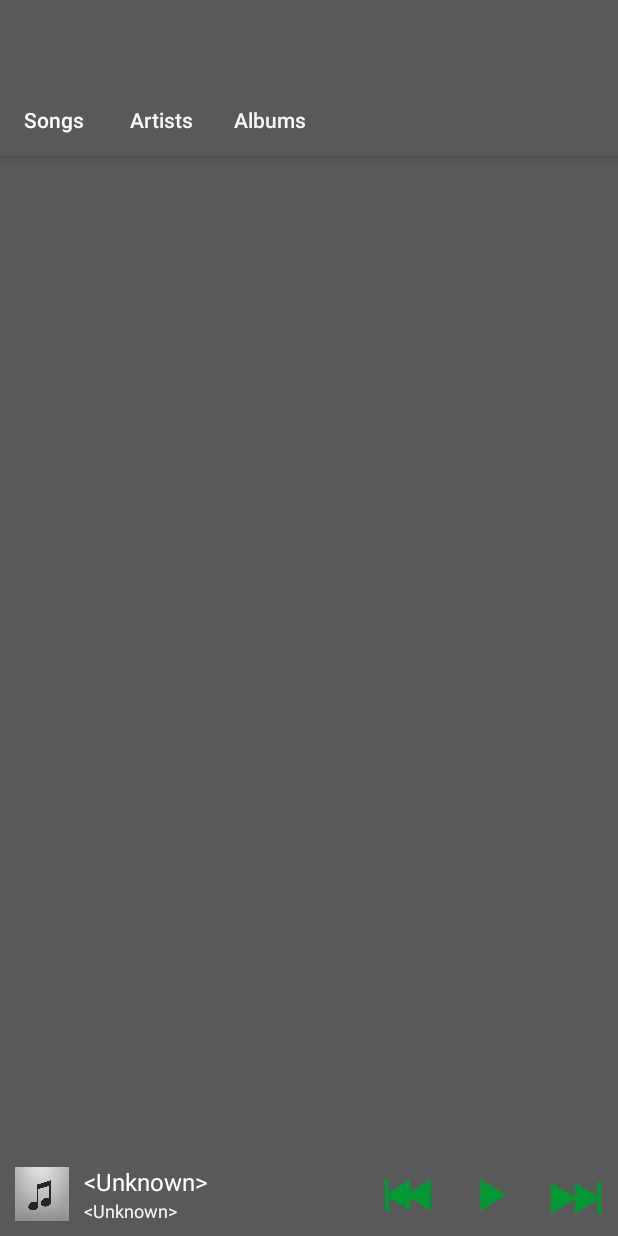
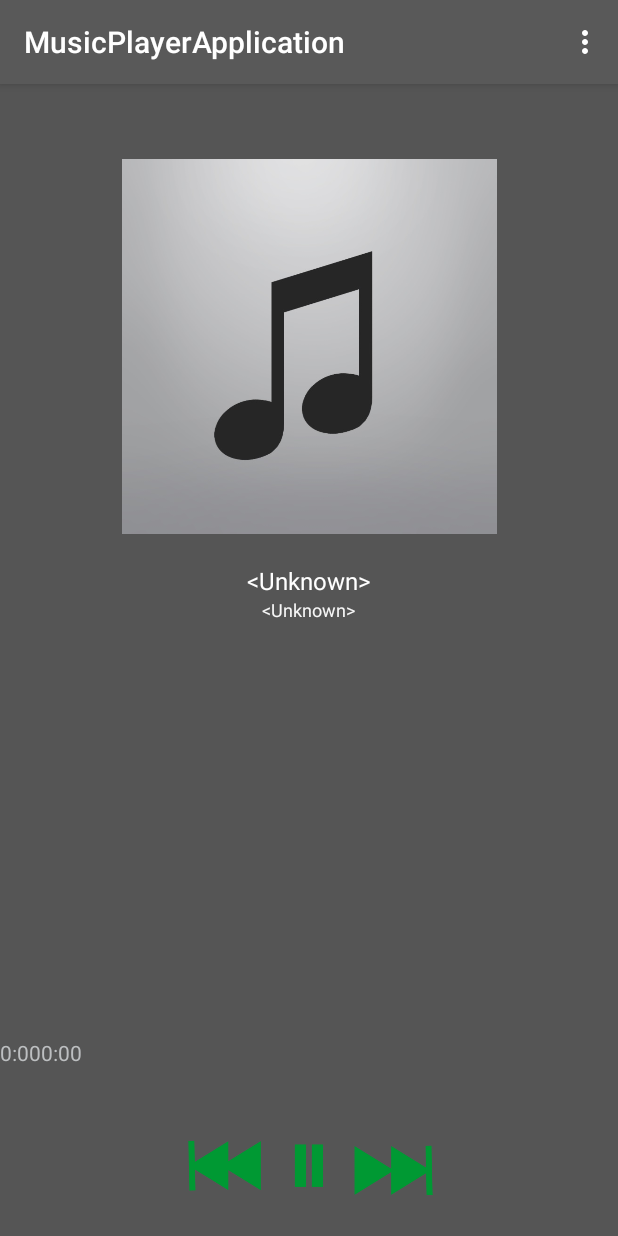
Before and after one commit to GambitBen/MusicPlayerApplication, an Android app: the screen it shows after launch (MainActivity before the commit, PlayerDetailActivity after it), after a tap on an icon or button, on a phone screen of 412 x 824 dp. Run offline under Robolectric (Android 15) with nearby library versions, the phone set to English and light mode, and no system bars; 5 statements that could not run were skipped.

Commit message:
activity player detail

```diff
--- /dev/null
+++ b/app/src/main/java/com/musicplayer/yorai/musicplayerapplication/Logic/Tools.java
@@ -0,0 +1,180 @@
+package com.musicplayer.yorai.musicplayerapplication.Logic;
+
+import android.app.Activity;
+import android.content.Context;
+import android.content.Intent;
+import android.content.res.Resources;
+import android.content.res.TypedArray;
+import android.graphics.Color;
+import android.graphics.PorterDuff;
+import android.graphics.drawable.Drawable;
+import android.os.Build;
+import android.support.annotation.ColorInt;
+import android.util.DisplayMetrics;
+import android.util.TypedValue;
+import android.view.Display;
+import android.view.Menu;
+import android.view.Window;
+import android.view.WindowManager;
+
+import com.musicplayer.yorai.musicplayerapplication.R;
+
+public class Tools {
+//    private static float getAPIVerison() {
+//
+//        Float f = null;
+//        try {
+//            StringBuilder strBuild = new StringBuilder();
+//            strBuild.append(android.os.Build.VERSION.RELEASE.substring(0, 2));
+//            f = new Float(strBuild.toString());
+//        } catch (NumberFormatException e) {
+//            Log.e("", e.getMessage());
+//        }
+//
+//        return f.floatValue();
+//    }
+
+    public static void systemBarLollipop(Activity act) {
+        if (Build.VERSION.SDK_INT >= Build.VERSION_CODES.LOLLIPOP) {
+            Window window = act.getWindow();
+            window.addFlags(WindowManager.LayoutParams.FLAG_DRAWS_SYSTEM_BAR_BACKGROUNDS);
+            window.clearFlags(WindowManager.LayoutParams.FLAG_TRANSLUCENT_STATUS);
+            window.setStatusBarColor(act.getResources().getColor(R.color.colorPrimaryDark));
+        }
+    }
+
+    public static void systemBarLollipop(Activity act, int color) {
+        if (Build.VERSION.SDK_INT >= Build.VERSION_CODES.LOLLIPOP) {
+            Window window = act.getWindow();
+            window.addFlags(WindowManager.LayoutParams.FLAG_DRAWS_SYSTEM_BAR_BACKGROUNDS);
+            window.clearFlags(WindowManager.LayoutParams.FLAG_TRANSLUCENT_STATUS);
+            window.setStatusBarColor(Tools.colorDarker(color));
+        }
+    }
+
+    public static void systemBarTransparent(Activity act) {
+        if (Build.VERSION.SDK_INT >= Build.VERSION_CODES.LOLLIPOP) {
+            Window window = act.getWindow();
+            window.clearFlags(WindowManager.LayoutParams.FLAG_DRAWS_SYSTEM_BAR_BACKGROUNDS);
+            window.addFlags(WindowManager.LayoutParams.FLAG_TRANSLUCENT_STATUS);
+        }
+    }
+
+    public static void systemBarLollipopDark(Activity act) {
+        if (Build.VERSION.SDK_INT >= Build.VERSION_CODES.LOLLIPOP) {
+            Window window = act.getWindow();
+            window.addFlags(WindowManager.LayoutParams.FLAG_DRAWS_SYSTEM_BAR_BACKGROUNDS);
+            window.clearFlags(WindowManager.LayoutParams.FLAG_TRANSLUCENT_STATUS);
+            window.setStatusBarColor(Color.BLACK);
+        }
+    }
+
+    public static void actionHome(Activity act){
+        Intent startMain = new Intent(Intent.ACTION_MAIN);
+        startMain.addCategory(Intent.CATEGORY_HOME);
+        startMain.setFlags(Intent.FLAG_ACTIVITY_NEW_TASK);
+        act.startActivity(startMain);
+    }
+    public static void changeMenuIconColor(Menu menu, @ColorInt int color) {
+        for (int i = 0; i < menu.size(); i++) {
+            Drawable drawable = menu.getItem(i).getIcon();
+            if (drawable == null) continue;
+            drawable.mutate();
+            drawable.setColorFilter(color, PorterDuff.Mode.SRC_ATOP);
+        }
+    }
+
+    public static int dpToPx(Context c, int dp) {
+        Resources r = c.getResources();
+        return Math.round(TypedValue.applyDimension(TypedValue.COMPLEX_UNIT_DIP, dp, r.getDisplayMetrics()));
+    }
+
+    public static int colorDarker(int color) {
+        float[] hsv = new float[3];
+        Color.colorToHSV(color, hsv);
+        hsv[2] *= 0.8f; // value component
+        return Color.HSVToColor(hsv);
+    }
+
+    public static int getMaterialColor(Context ctx, int index) {
+        int returnColor = Color.WHITE;
+        int arrayId = ctx.getResources().getIdentifier("mdcolor_random", "array", ctx.getPackageName());
+
+        if (arrayId != 0) {
+            TypedArray colors = ctx.getResources().obtainTypedArray(arrayId);
+            int idx = index;
+            while (idx >= colors.length()) {
+                idx = idx - 5;
+            }
+            while (idx < 0) {
+                idx = idx + 2;
+            }
+            returnColor = colors.getColor(idx, Color.GRAY);
+            colors.recycle();
+        }
+        return returnColor;
+    }
+
+    public static final int MAX_PROGRESS = 10000;
+
+    /**
+     * Function to convert milliseconds time to
+     * Timer Format
+     * Hours:Minutes:Seconds
+     */
+    public static String milliSecondsToTimer(long milliseconds) {
+        String finalTimerString = "";
+        String secondsString = "";
+
+        // Convert total duration into time
+        int hours = (int) (milliseconds / (1000 * 60 * 60));
+        int minutes = (int) (milliseconds % (1000 * 60 * 60)) / (1000 * 60);
+        int seconds = (int) ((milliseconds % (1000 * 60 * 60)) % (1000 * 60) / 1000);
+        // Add hours if there
+        if (hours > 0) {
+            finalTimerString = hours + ":";
+        }
+
+        // Prepending 0 to seconds if it is one digit
+        if (seconds < 10) {
+            secondsString = "0" + seconds;
+        } else {
+            secondsString = "" + seconds;
+        }
+
+        finalTimerString = finalTimerString + minutes + ":" + secondsString;
+
+        // return timer string
+        return finalTimerString;
+    }
+
+    /**
+     * Function to get Progress percentage
+     *
+     * @param currentDuration
+     * @param totalDuration
+     */
+    public static int getProgressSeekBar(long currentDuration, long totalDuration) {
+        Double progress = (double) 0;
+        // calculating percentage
+        progress = (((double) currentDuration) / totalDuration) * MAX_PROGRESS;
+
+        // return percentage
+        return progress.intValue();
+    }
+
+    /**
+     * Function to change progress to timer
+     *
+     * @param progress - totalDuration
+     *                 returns current duration in milliseconds
+     */
+    public static int progressToTimer(int progress, int totalDuration) {
+        int currentDuration = 0;
+        totalDuration = (int) (totalDuration / 1000);
+        currentDuration = (int) ((((double) progress) / MAX_PROGRESS) * totalDuration);
+
+        // return current duration in milliseconds
+        return currentDuration * 1000;
+    }
+}
--- a/app/src/main/java/com/musicplayer/yorai/musicplayerapplication/MainActivity.java
+++ b/app/src/main/java/com/musicplayer/yorai/musicplayerapplication/MainActivity.java
@@ -68,14 +68,14 @@ public class MainActivity extends AppCompatActivity {//implements MediaPlayerCon
     public static ArrayList<Song> currentPlaylist;
     public static ArrayList<Song> songDatabase;
 
-    private static MusicService musicSrv;
+    public static MusicService musicSrv;
     private Intent playIntent;
     private boolean musicBound=false;
 
     //public static MusicController controller;
 
     private static boolean mediaPlayerPaused = false;
-    private static boolean playbackPaused = false;
+    //private static boolean playbackPaused = false;
 
     //connect to the service
     private ServiceConnection musicConnection = new ServiceConnection(){
@@ -183,7 +183,7 @@ public class MainActivity extends AppCompatActivity {//implements MediaPlayerCon
         });
     }
 
-    public void getSongList() {
+    private void getSongList() {
         //retrieve song info
         ContentResolver contentResolver = getContentResolver();
         Uri musicUri = MediaStore.Audio.Media.EXTERNAL_CONTENT_URI;
@@ -214,19 +214,29 @@ public class MainActivity extends AppCompatActivity {//implements MediaPlayerCon
         }
     }
 
-//    public static void selectPlaylist(Playlist playlist){
+    public static boolean isMediaPlayerPaused() {
+        return mediaPlayerPaused;
+        //musicSrv.isPlaying();
+    }
+
+    public static void setMediaPlayerPaused(boolean mediaPlayerPaused) {
+        MainActivity.mediaPlayerPaused = mediaPlayerPaused;
+    }
+
+    //    public static void selectPlaylist(Playlist playlist){
 //    }
 
     public static void selectSong(int position){
             musicSrv.setSong(position);
             musicSrv.playSong();
-            if(playbackPaused) {
-                playbackPaused = false;
+            if(mediaPlayerPaused) {
+                mediaPlayerPaused = false;
                 bt_play_pause.setImageResource(R.drawable.ic_pause);
             }
         Song song = currentPlaylist.get(position);
         song_title.setText(song.getTitle());
         song_artist.setText(song.getArtist());
+//        song_album_cover.setImageBitmap(song.getAlbumImage(this));
         byte[] albumImage = song.getAlbumImage();
         if (albumImage != null) {
             Bitmap bitmap = BitmapFactory.decodeByteArray(albumImage, 0, albumImage.length);
--- /dev/null
+++ b/app/src/main/java/com/musicplayer/yorai/musicplayerapplication/PlayerDetailActivity.java
@@ -0,0 +1,163 @@
+package com.musicplayer.yorai.musicplayerapplication;
+
+import android.animation.Animator;
+import android.animation.AnimatorListenerAdapter;
+import android.graphics.Color;
+import android.graphics.PorterDuff;
+import android.os.Build;
+import android.os.Bundle;
+import android.support.design.widget.FloatingActionButton;
+import android.support.v7.app.AppCompatActivity;
+import android.support.v7.widget.AppCompatSeekBar;
+import android.support.v7.widget.Toolbar;
+import android.view.Menu;
+import android.view.MenuItem;
+import android.view.View;
+import android.view.Window;
+import android.view.WindowManager;
+import android.view.animation.LinearInterpolator;
+import android.widget.ImageView;
+import android.widget.SeekBar;
+import android.widget.TextView;
+import android.widget.Toast;
+
+import com.musicplayer.yorai.musicplayerapplication.Logic.Tools;
+import com.musicplayer.yorai.musicplayerapplication.Model.Song;
+
+public class PlayerDetailActivity extends AppCompatActivity {
+
+    public View parent_view;
+
+    private ImageView image_album;
+    private ImageView bt_play;
+    private AppCompatSeekBar seek_song_progressbar;
+    private TextView tv_song_current_duration, tv_song_total_duration;
+
+    @Override
+    protected void onCreate(Bundle savedInstanceState) {
+        super.onCreate(savedInstanceState);
+        setContentView(R.layout.activity_player_detail);
+        parent_view = findViewById(R.id.parent_view);
+        Tools.systemBarLollipopDark(this);
+
+        initComponent();
+        actionHandle();
+    }
+
+    private void initComponent() {
+        seek_song_progressbar = (AppCompatSeekBar) findViewById(R.id.seek_song_progressbar);
+        tv_song_current_duration = (TextView) findViewById(R.id.tv_song_current_duration);
+        tv_song_total_duration = (TextView) findViewById(R.id.tv_song_total_duration);
+        // set Progress bar values
+        seek_song_progressbar.setProgress(0);
+        seek_song_progressbar.setMax(Tools.MAX_PROGRESS);
+
+        image_album = (ImageView) findViewById(R.id.song_album_cover);
+        bt_play = (ImageView) findViewById(R.id.bt_play_pause);
+        changeMusicInfo(MainActivity.musicSrv.getSong());
+        if (MainActivity.isMediaPlayerPaused()) {
+            bt_play.setImageResource(R.drawable.ic_pause);
+        } else {
+            bt_play.setImageResource(R.drawable.ic_play);
+        }
+        updateTimerAndSeekbar();
+    }
+
+    private void actionHandle() {
+        // setup music component
+        bt_play.setOnClickListener(new View.OnClickListener() {
+            @Override
+            public void onClick(View arg0) {
+                // check for already playing
+                if (!MainActivity.isMediaPlayerPaused()) {
+                    MainActivity.setMediaPlayerPaused(true);
+                    MainActivity.musicSrv.pausePlayer();
+                    bt_play.setImageResource(R.drawable.ic_pause);
+                } else {
+                    MainActivity.setMediaPlayerPaused(false);
+                    MainActivity.musicSrv.startPlayer();
+                    bt_play.setImageResource(R.drawable.ic_play);
+                }
+            }
+        });
+
+        // Listeners
+        seek_song_progressbar.setOnSeekBarChangeListener(new SeekBar.OnSeekBarChangeListener() {
+            @Override
+            public void onProgressChanged(SeekBar seekBar, int progress, boolean fromUser) {
+            }
+
+            @Override
+            public void onStartTrackingTouch(SeekBar seekBar) {
+            }
+
+            @Override
+            public void onStopTrackingTouch(SeekBar seekBar) {
+                int totalDuration = MainActivity.musicSrv.getDuration();
+                int currentPosition = Tools.progressToTimer(seekBar.getProgress(), totalDuration);
+
+                // forward or backward to certain seconds
+                MainActivity.musicSrv.seekTo(currentPosition);
+            }
+        });
+    }
+
+    private void changeMusicInfo(Song musicSong) {
+        if (musicSong == null) return;
+        image_album.setImageBitmap(musicSong.getAlbumImage(this));
+        ((TextView) findViewById(R.id.song_title)).setText(musicSong.getTitle());
+        ((TextView) findViewById(R.id.song_artist)).setText(musicSong.getArtist());
+    }
+
+    public void controlClick(View v) {
+        int id = v.getId();
+        switch (id) {
+            case R.id.bt_back: {
+                Toast.makeText(this, "Previous", Toast.LENGTH_SHORT).show();
+                break;
+            }
+            case R.id.bt_next: {
+                Toast.makeText(this, "Next", Toast.LENGTH_SHORT).show();
+                break;
+            }
+        }
+    }
+
+    @Override
+    public boolean onCreateOptionsMenu(Menu menu) {
+        getMenuInflater().inflate(R.menu.menu_activity_player_detail, menu);
+        Tools.changeMenuIconColor(menu, Color.WHITE);
+        return true;
+    }
+
+    @Override
+    public boolean onOptionsItemSelected(MenuItem item) {
+        int id = item.getItemId();
+        if (id == android.R.id.home) {
+            finish();
+        } else if(id == R.id.action_settings){
+            Toast.makeText(this, "Settings Clicked", Toast.LENGTH_SHORT).show();
+        }
+        return super.onOptionsItemSelected(item);
+    }
+
+    // stop player when destroy
+    @Override
+    public void onDestroy() {
+        super.onDestroy();
+    }
+
+    private void updateTimerAndSeekbar() {
+        long totalDuration = MainActivity.musicSrv.getDuration();
+        long currentDuration = MainActivity.musicSrv.getCurrentPosition();
+
+        // Displaying Total Duration time
+        tv_song_total_duration.setText(Tools.milliSecondsToTimer(totalDuration));
+        // Displaying time completed playing
+        tv_song_current_duration.setText(Tools.milliSecondsToTimer(currentDuration));
+
+        // Updating progress bar
+        int progress = (int) (Tools.getProgressSeekBar(currentDuration, totalDuration));
+        seek_song_progressbar.setProgress(progress);
+    }
+}
--- a/app/src/main/res/layout/activity_player_detail.xml
+++ b/app/src/main/res/layout/activity_player_detail.xml
@@ -46,6 +46,31 @@
     <LinearLayout
         android:layout_width="match_parent"
         android:layout_height="?attr/actionBarSize"
+        android:orientation="horizontal">
+
+        <TextView
+            android:id="@+id/tv_song_current_duration"
+            android:layout_width="wrap_content"
+            android:layout_height="wrap_content"
+            android:gravity="left"
+            android:text="1:20"
+            android:textAppearance="@style/TextAppearance.AppCompat.Small"
+            android:textColor="@color/grey_medium" />
+
+        <TextView
+            android:id="@+id/tv_song_total_duration"
+            android:layout_width="wrap_content"
+            android:layout_height="wrap_content"
+            android:gravity="right"
+            android:text="4:20"
+            android:textAppearance="@style/TextAppearance.AppCompat.Small"
+            android:textColor="@color/grey_medium" />
+
+    </LinearLayout>
+
+    <LinearLayout
+        android:layout_width="match_parent"
+        android:layout_height="?attr/actionBarSize"
         android:layout_alignParentBottom="true"
         android:layout_marginBottom="20dp"
         android:gravity="center_horizontal"
--- /dev/null
+++ b/app/src/main/res/menu/menu_activity_player_detail.xml
@@ -0,0 +1,10 @@
+<menu xmlns:android="http://schemas.android.com/apk/res/android"
+    xmlns:app="http://schemas.android.com/apk/res-auto"
+    xmlns:tools="http://schemas.android.com/tools"
+    tools:context="com.musicplayer.yorai.musicplayerapplication.PlayerDetailActivity">
+    <item
+        android:id="@+id/action_settings"
+        android:orderInCategory="100"
+        android:title="@string/action_settings"
+        app:showAsAction="never" />
+</menu>
--- a/app/src/main/res/values/colors.xml
+++ b/app/src/main/res/values/colors.xml
@@ -9,5 +9,6 @@
 
     <color name="grey_bg">#F7F7F7</color>
     <color name="grey_medium">#BDBFC1</color>
+    <color name="grey_hard">#96989A</color>
 
 </resources>
```
Also changed, not shown: app/src/main/java/com/musicplayer/yorai/musicplayerapplication/Adapters/SongListAdapter.java (+9 -9 lines), app/src/main/java/com/musicplayer/yorai/musicplayerapplication/Logic/MusicService.java (+8 -4 lines), app/src/main/java/com/musicplayer/yorai/musicplayerapplication/Model/Song.java (+17 -0 lines).
